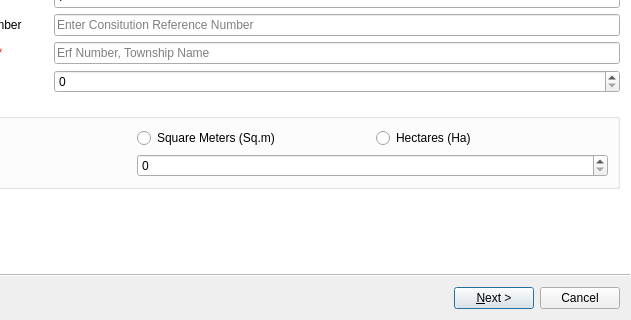
The window that ui/flts/ui_scheme_lodgement.ui (cb-flts/flts) describes before a commit, drawn with Qt 5; both pictures show x 124 to 755 and y 337 to 657 of the 755 by 657 pixel window.
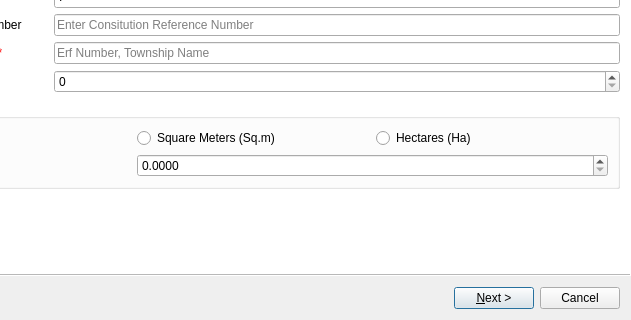
The same window after the commit. Icons and pictures are not drawn. Custom widgets are drawn as their Qt base class.

The edit to the form file:
```diff
--- a/ui/flts/ui_scheme_lodgement.ui
+++ b/ui/flts/ui_scheme_lodgement.ui
@@ -348,7 +348,7 @@
        <item row="1" column="1" colspan="2">
         <widget class="QDoubleSpinBox" name="dbl_spinbx_block_area">
          <property name="decimals">
-          <number>0</number>
+          <number>4</number>
          </property>
          <property name="maximum">
           <double>10000000.000000000000000</double>
```
